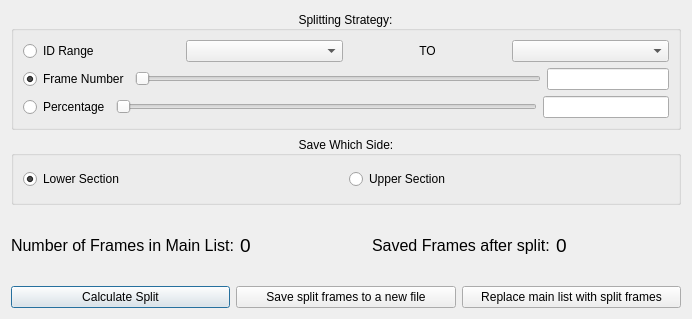
Above: ui/bisectwindow.ui from collin80/SavvyCAN before the change. Below: the same form after it.
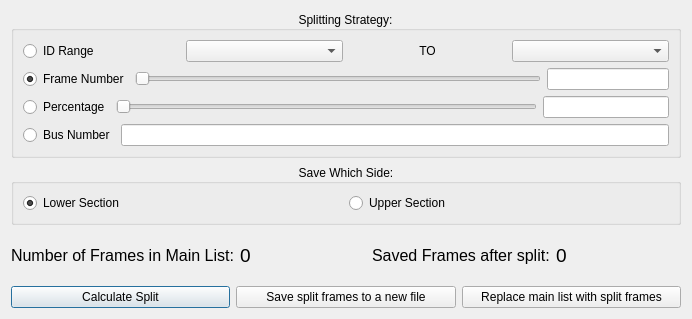
That is the form after the change.

Commit message: Fix bugs in bisector window, add bus number as a bisecting option, allow upper/lower radio buttons to switch text for more clarify as to what they do.

Diff of the .ui file:
```diff
--- a/ui/bisectwindow.ui
+++ b/ui/bisectwindow.ui
@@ -107,6 +107,20 @@
         </item>
        </layout>
       </item>
+      <item>
+       <layout class="QHBoxLayout" name="horizontalLayout_2">
+        <item>
+         <widget class="QRadioButton" name="rbBusNum">
+          <property name="text">
+           <string>Bus Number</string>
+          </property>
+         </widget>
+        </item>
+        <item>
+         <widget class="QLineEdit" name="editBusNum"/>
+        </item>
+       </layout>
+      </item>
      </layout>
     </widget>
    </item>
```
The commit also changes 2 other files.
